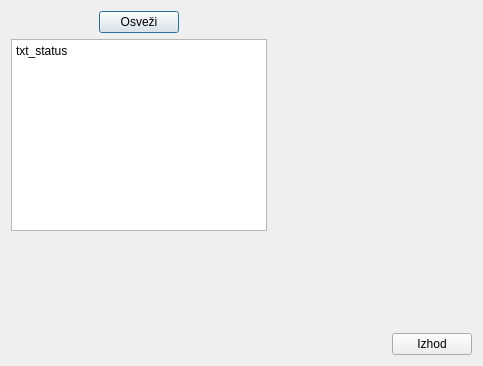
Before: the Qt Designer form sif_delavniki.ui in bubi-luka/BubiRacun, drawn with Qt 5.
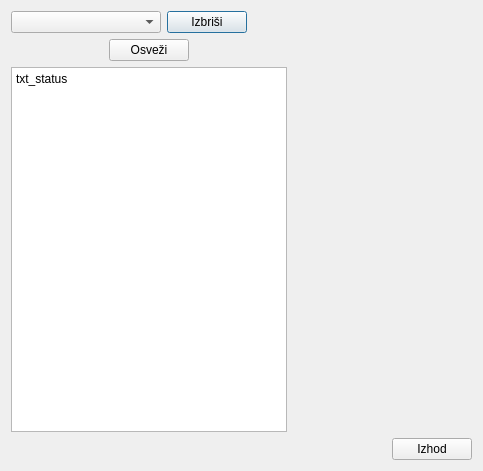
After: the same form once the commit is applied. Icons and pictures are not drawn.

Commit message:
DODANA MOŽNOST IZBRISA DELOVNIH DNI ZA OBSTOJEČE LETO, ČE LE-TO NIMA PRAVIH
Včasih se na roko vnesejo podatki o delovnih dnevih, ki bi jih program
moral vnesti avtomatsko. Posledično jih ne osveži ob zahtevku, saj jih
ne prepozna.

closes #156

The edit to the form file:
```diff
--- a/sif_delavniki.ui
+++ b/sif_delavniki.ui
@@ -10,7 +10,7 @@
     <x>0</x>
     <y>0</y>
     <width>483</width>
-    <height>366</height>
+    <height>471</height>
    </rect>
   </property>
   <property name="windowTitle">
@@ -25,6 +25,46 @@
     <layout class="QHBoxLayout" name="horizontalLayout_3">
      <item>
       <layout class="QVBoxLayout" name="verticalLayout">
+       <item>
+        <layout class="QHBoxLayout" name="horizontalLayout_4">
+         <item>
+          <widget class="QComboBox" name="txt_leto">
+           <property name="sizePolicy">
+            <sizepolicy hsizetype="Fixed" vsizetype="Fixed">
+             <horstretch>0</horstretch>
+             <verstretch>0</verstretch>
+            </sizepolicy>
+           </property>
+           <property name="minimumSize">
+            <size>
+             <width>150</width>
+             <height>0</height>
+            </size>
+           </property>
+          </widget>
+         </item>
+         <item>
+          <widget class="QPushButton" name="btn_brisi">
+           <property name="text">
+            <string>Izbriši</string>
+           </property>
+          </widget>
+         </item>
+         <item>
+          <spacer name="horizontalSpacer_5">
+           <property name="orientation">
+            <enum>Qt::Horizontal</enum>
+           </property>
+           <property name="sizeHint" stdset="0">
+            <size>
+             <width>40</width>
+             <height>20</height>
+            </size>
+           </property>
+          </spacer>
+         </item>
+        </layout>
+       </item>
        <item>
         <layout class="QHBoxLayout" name="horizontalLayout_2">
          <item>
@@ -86,19 +126,6 @@
      </item>
     </layout>
    </item>
-   <item>
-    <spacer name="verticalSpacer">
-     <property name="orientation">
-      <enum>Qt::Vertical</enum>
-     </property>
-     <property name="sizeHint" stdset="0">
-      <size>
-       <width>20</width>
-       <height>21</height>
-      </size>
-     </property>
-    </spacer>
-   </item>
    <item>
     <layout class="QHBoxLayout" name="horizontalLayout">
      <item>
```
The commit also changes 2 other files.
